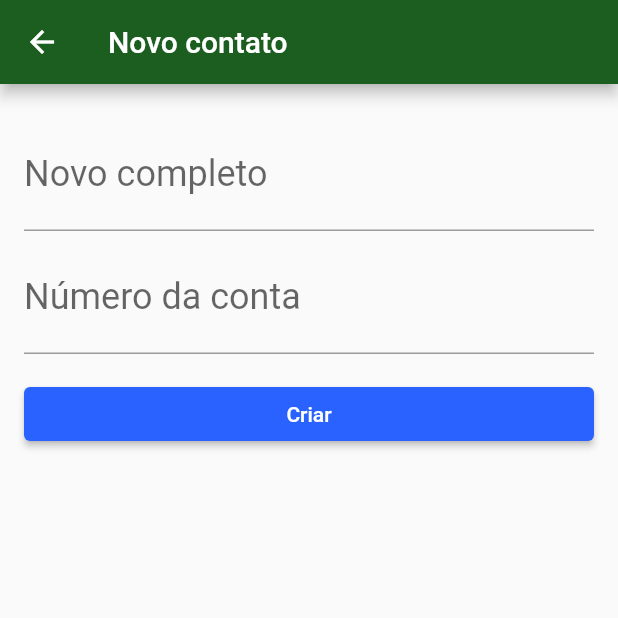
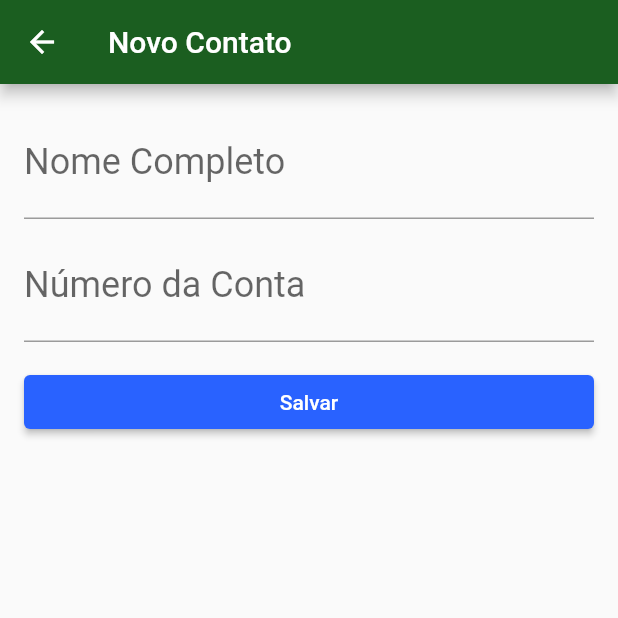
Before and after one commit to ifac0/Flutter, a Flutter app: the ContactsList screen opened directly, after a tap on the "add" icon, on a phone screen of 412 x 824 dp, the top half of it. Run offline on Flutter 3.47's test engine with Material 2 defaults, Android fonts, the phone set to English and light mode, and no system bars; our stand-ins replace sqflite; accounts and stored records are empty.

Commit message:
feat: :construction: Correção de bugs; Finalizando o fluxo; Criação do DAO; Utilizando async await; Removendo tag de debug;
Signed-off-by: Ivan Costa <ivan.costa@justa.com.vc>

```diff
--- a/flutter_persistencia/lib/database/app_database.dart
+++ b/flutter_persistencia/lib/database/app_database.dart
@@ -1,42 +1,16 @@
-import 'package:flutter_persistencia/models/Contact.dart';
+import 'package:flutter_persistencia/models/contact.dart';
 import 'package:path/path.dart';
 import 'package:sqflite/sqflite.dart';
 
-Future<Database> createDatabase() {
-  return getDatabasesPath().then((dbPath) {
-    final String path = join(dbPath, 'bytebank.db');
-    return openDatabase(path, onCreate: (db, version) {
-      db.execute('CREATE TABLE contacts('
-          'id INTEGER PRIMARY KEY, '
-          'name TEXT, '
-          'acc INTEGER)');
-    }, version: 1);
-  });
+import 'dao/contact_dao.dart';
+
+Future<Database> getDatabase() async {
+  final String path = join(await getDatabasesPath(), 'bytebankdata.db');
+  return openDatabase(
+    path,
+    onCreate: (db, version) {
+      db.execute(ContactDao.tableSql);
+    },
+    version: 1,
+  );
 }
-
-Future<int> save(Contact contact) {
-  return createDatabase().then((db) {
-    final Map<String, dynamic> contactMap = Map();
-    contactMap['id'] = contact.id;
-    contactMap['name'] = contact.name;
-    contactMap['acc'] = contact.acc;
-    return db.insert('contacts', contactMap);
-  });
-}
-
-Future<List<Contact>> findAll() {
-  return createDatabase().then((db) {
-    return db.query('contacts').then((maps) {
-      final List<Contact> contacts = List();
-      for (Map<String, dynamic> map in maps) {
-        final Contact contact = Contact(
-          map['id'],
-          map['name'],
-          map['acc'],
-        );
-        contacts.add(contact);
-      }
-      return contacts;
-    });
-  });
-}
--- /dev/null
+++ b/flutter_persistencia/lib/database/dao/contact_dao.dart
@@ -0,0 +1,49 @@
+import 'package:flutter_persistencia/models/contact.dart';
+import 'package:sqflite/sqflite.dart';
+
+import '../app_database.dart';
+
+class ContactDao {
+
+  static const String tableSql = 'CREATE TABLE $_tableName('
+      '$_id INTEGER PRIMARY KEY, '
+      '$_name TEXT, '
+      '$_accountNumber INTEGER)';
+  static const String _tableName = 'contacts';
+  static const String _id = 'id';
+  static const String _name = 'name';
+  static const String _accountNumber = 'account_number';
+
+  Future<int> save(Contact contact) async {
+    final Database db = await getDatabase();
+    Map<String, dynamic> contactMap = _toMap(contact);
+    return db.insert(_tableName, contactMap);
+  }
+
+  Future<List<Contact>> findAll() async {
+    final Database db = await getDatabase();
+    final List<Map<String, dynamic>> result = await db.query(_tableName);
+    List<Contact> contacts = _toList(result);
+    return contacts;
+  }
+
+  Map<String, dynamic> _toMap(Contact contact) {
+    final Map<String, dynamic> contactMap = Map();
+    contactMap[_name] = contact.name;
+    contactMap[_accountNumber] = contact.accountNumber;
+    return contactMap;
+  }
+
+  List<Contact> _toList(List<Map<String, dynamic>> result) {
+    final List<Contact> contacts = List();
+    for (Map<String, dynamic> row in result) {
+      final Contact contact = Contact(
+        row[_id],
+        row[_name],
+        row[_accountNumber],
+      );
+      contacts.add(contact);
+    }
+    return contacts;
+  }
+}
--- a/flutter_persistencia/lib/models/Contact.dart
+++ /dev/null
@@ -1,12 +0,0 @@
-class Contact {
-  final int id;
-  final String name;
-  final int acc;
-
-  Contact(this.id, this.name, this.acc);
-
-  @override
-  String toString() {
-    return 'Contact{id: $id, name: $name, accountNumber: $acc}';
-  }
-}
--- /dev/null
+++ b/flutter_persistencia/lib/models/contact.dart
@@ -0,0 +1,16 @@
+class Contact {
+  final int id;
+  final String name;
+  final int accountNumber;
+
+  Contact(
+      this.id,
+      this.name,
+      this.accountNumber,
+      );
+
+  @override
+  String toString() {
+    return 'Contact{id: $id, name: $name, accountNumber: $accountNumber}';
+  }
+}
--- a/flutter_persistencia/lib/screens/contact_form.dart
+++ b/flutter_persistencia/lib/screens/contact_form.dart
@@ -1,43 +1,47 @@
 import 'package:flutter/material.dart';
-import 'package:flutter_persistencia/models/Contact.dart';
+import 'package:flutter_persistencia/database/dao/contact_dao.dart';
+import 'package:flutter_persistencia/models/contact.dart';
 
 class ContactForm extends StatefulWidget {
-
   @override
   _ContactFormState createState() => _ContactFormState();
 }
 
 class _ContactFormState extends State<ContactForm> {
-
   final TextEditingController _nameController = TextEditingController();
-  final TextEditingController _accNumberController = TextEditingController();
+  final TextEditingController _accountNumberController =
+  TextEditingController();
+  final ContactDao _dao = ContactDao();
 
   @override
   Widget build(BuildContext context) {
     return Scaffold(
-      appBar: AppBar(title: Text('Novo contato'),),
+      appBar: AppBar(
+        title: Text('Novo Contato'),
+      ),
       body: Padding(
         padding: const EdgeInsets.all(16.0),
         child: Column(
           children: <Widget>[
-            Padding(
-              padding: const EdgeInsets.only(top: 8.0),
-              child: TextField(
+            TextField(
               controller: _nameController,
               decoration: InputDecoration(
-                  labelText: 'Novo completo',
+                labelText: 'Nome Completo',
               ),
-                style: TextStyle(fontSize: 24.0),
+              style: TextStyle(
+                fontSize: 24.0,
               ),
             ),
             Padding(
               padding: const EdgeInsets.only(top: 8.0),
               child: TextField(
-                controller: _accNumberController,
+                controller: _accountNumberController,
                 decoration: InputDecoration(
-                  labelText: 'Número da conta',
+                  labelText: 'Número da Conta',
                 ),
-                style: TextStyle(fontSize: 24.0),
+                style: TextStyle(
+                  fontSize: 24.0,
+                ),
                 keyboardType: TextInputType.number,
               ),
             ),
@@ -46,13 +50,13 @@ class _ContactFormState extends State<ContactForm> {
               child: SizedBox(
                 width: double.maxFinite,
                 child: RaisedButton(
-                    child: Text('Criar'),
+                  child: Text('Salvar'),
                   onPressed: () {
                     final String name = _nameController.text;
-                      final int acc = int.tryParse(_accNumberController.text);
-
-                      final Contact newContact = Contact(0, name, acc);
-                      Navigator.pop(context, newContact);
+                    final int accountNumber =
+                    int.tryParse(_accountNumberController.text);
+                    final Contact newContact = Contact(0, name, accountNumber);
+                    _dao.save(newContact).then((id) => Navigator.pop(context));
                   },
                 ),
               ),
--- a/flutter_persistencia/lib/screens/contacts_list.dart
+++ b/flutter_persistencia/lib/screens/contacts_list.dart
@@ -1,18 +1,24 @@
 import 'package:flutter/material.dart';
-import 'package:flutter_persistencia/database/app_database.dart';
-import 'package:flutter_persistencia/models/Contact.dart';
-import 'package:flutter_persistencia/screens/contact_form.dart';
+import 'package:flutter_persistencia/database/dao/contact_dao.dart';
+import 'package:flutter_persistencia/models/contact.dart';
+
+import 'contact_form.dart';
 
 class ContactsList extends StatelessWidget {
+
+  final ContactDao _dao = ContactDao();
 
   @override
   Widget build(BuildContext context) {
     return Scaffold(
-      appBar: AppBar(title: Text('Contatos'),),
-      body: FutureBuilder(
-        future: findAll(),
+      appBar: AppBar(
+        title: Text('Contatos'),
+      ),
+      body: FutureBuilder<List<Contact>>(
+        initialData: List(),
+        future: _dao.findAll(),
         builder: (context, snapshot) {
-          switch(snapshot.connectionState) {
+          switch (snapshot.connectionState) {
             case ConnectionState.none:
               break;
             case ConnectionState.waiting:
@@ -22,7 +28,7 @@ class ContactsList extends StatelessWidget {
                   crossAxisAlignment: CrossAxisAlignment.center,
                   children: <Widget>[
                     CircularProgressIndicator(),
-                    Text('Loading'),
+                    Text('Carregando')
                   ],
                 ),
               );
@@ -40,16 +46,19 @@ class ContactsList extends StatelessWidget {
               );
               break;
           }
-          return Text('Unkown error');;
-        },),
+          return Text('Unknown error');
+        },
+      ),
       floatingActionButton: FloatingActionButton(
         onPressed: () {
-          Navigator.of(context).push(MaterialPageRoute(
-            builder: (context) => ContactForm(),
-          ),).then((newContact) => debugPrint(newContact.toString()));
+          Navigator.of(context).push(
+            MaterialPageRoute(
+              builder: (context) => ContactForm(),
+            ),
+          );
         },
         child: Icon(
-            Icons.add
+          Icons.add,
         ),
       ),
     );
@@ -57,8 +66,8 @@ class ContactsList extends StatelessWidget {
 }
 
 class _ContactItem extends StatelessWidget {
+  final Contact contact;
 
-  final Contact contact;
   _ContactItem(this.contact);
 
   @override
@@ -67,11 +76,15 @@ class _ContactItem extends StatelessWidget {
       child: ListTile(
         title: Text(
           contact.name,
-          style: TextStyle(fontSize: 24.0,),
+          style: TextStyle(
+            fontSize: 24.0,
+          ),
         ),
         subtitle: Text(
-          contact.acc.toString(),
-          style: TextStyle(fontSize: 16.0,),
+          contact.accountNumber.toString(),
+          style: TextStyle(
+            fontSize: 16.0,
+          ),
         ),
       ),
     );
```
Also changed, not shown: flutter_persistencia/lib/main.dart (+2 -7 lines), flutter_persistencia/lib/screens/dashboard.dart (+23 -7 lines). Lines whose indentation alone changed are shown as unchanged.
